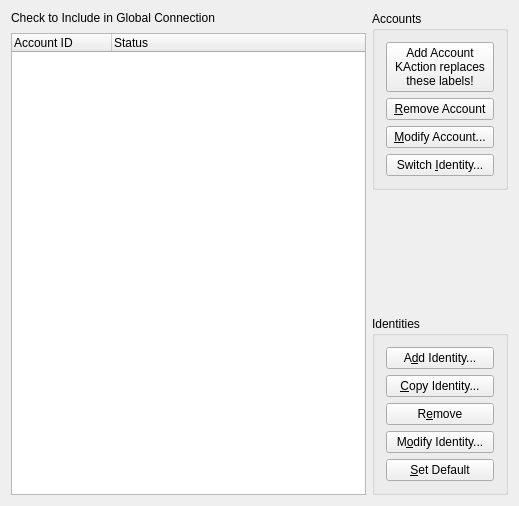
Before: the Qt Designer form kopete/config/accounts/kopeteaccountconfigbase.ui in KDE/kopete, drawn with Qt 5.
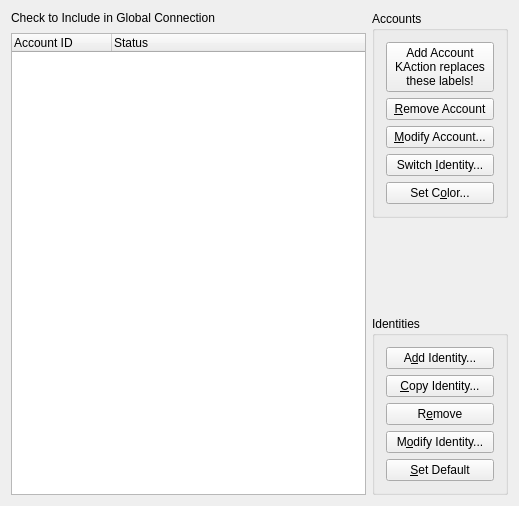
After: the same form once the commit is applied.

Commit message: Fix bug 155824: Unable to change account color. Patch by Tomáš Trnka. Thanks!

Patch:
```diff
--- a/kopete/config/accounts/kopeteaccountconfigbase.ui
+++ b/kopete/config/accounts/kopeteaccountconfigbase.ui
@@ -137,6 +137,19 @@
           </property>
          </widget>
         </item>
+        <item>
+         <widget class="QPushButton" name="mButtonAccountSetColor" >
+          <property name="toolTip" >
+           <string>Set a custom color for this account</string>
+          </property>
+          <property name="whatsThis" >
+           <string>Account are often differentiated by the protocol icon. But if you have severals accounts of the same protocol, you may apply a color filter to that icon to differentiate accounts from the same protocols.</string>
+          </property>
+          <property name="text" >
+           <string>Set C&amp;olor...</string>
+          </property>
+         </widget>
+        </item>
        </layout>
       </widget>
      </item>
```
The commit also changes 2 other files.
